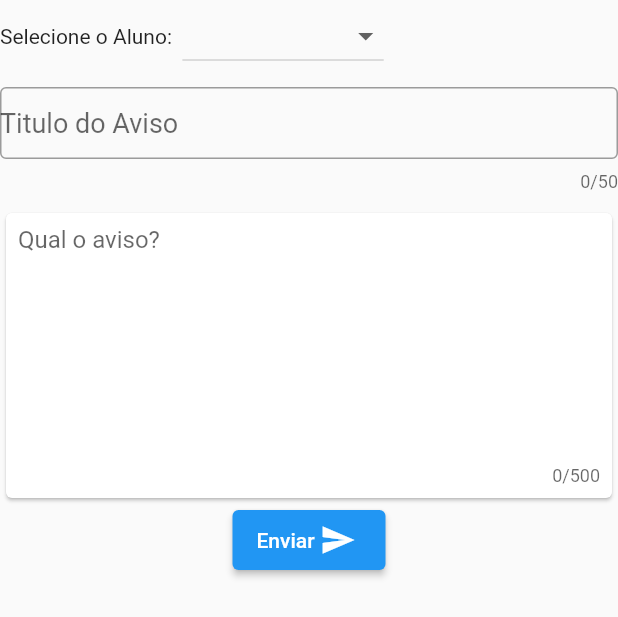
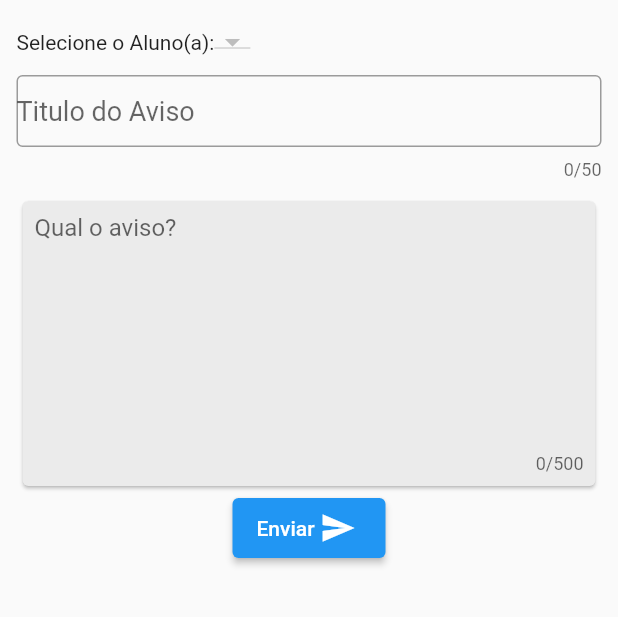
Before and after one commit to yurigauze/campus, a Flutter app: the DispararAlunosProf widget shown alone on an empty page, opened directly, on a phone screen of 412 x 824 dp. Shown: the top 617 px of the screen. Run offline on Flutter 3.47's test engine with Material 2 defaults, Android fonts, the phone set to English and light mode, and no system bars; our stand-ins replace sqflite; accounts and stored records are empty.

Commit message:
Realização do CRUD com associação de Turma, Aluno

```diff
--- /dev/null
+++ b/campus/lib/controles/dto/aluno.dart
@@ -0,0 +1,26 @@
+import 'package:campus/controles/dto/turma.dart';
+
+class Aluno {
+  final dynamic id;
+  final String nome;
+  final String cpf;
+  final String email;
+  final String password;
+  final String telefone;
+  final Turma turma;
+
+  Aluno({this.id, required this.nome, required this.cpf, required this.email, required this.password, required this.telefone, required this.turma});
+
+  @override
+  String toString() {
+    return '''
+      $id
+      $nome
+      $cpf
+      $email
+      $password
+      $telefone
+      $turma
+    ''';
+  }
+}
--- a/campus/lib/controles/dto/aviso.dart
+++ b/campus/lib/controles/dto/aviso.dart
@@ -1,10 +1,17 @@
+import 'package:campus/controles/dto/aluno.dart';
+import 'package:campus/controles/dto/turma.dart';
+import 'package:campus/controles/dto/turno.dart';
+
 class Aviso {
   final dynamic id;
   final String titulo;
   final String corpo;
-  final String? adicional;
+  final Turno? turno;
+  final Aluno? aluno;
+  final Turma? turma;
 
-  Aviso({this.id, required this.titulo, required this.corpo, this.adicional});
+
+  Aviso({this.id, required this.titulo, required this.corpo, this.turno, this.aluno, this.turma});
 
   @override
   String toString() {
@@ -12,7 +19,9 @@ class Aviso {
       $id
       $titulo
       $corpo
-      $adicional
+      $turno
+      $aluno
+      $turma
     ''';
   }
 }
--- a/campus/lib/controles/sqlite/dao/aviso_dao_sqlite.dart
+++ b/campus/lib/controles/sqlite/dao/aviso_dao_sqlite.dart
@@ -9,7 +9,9 @@ class AvisoDAOSQLite implements AvisoDao {
         id: resultado['id'],
         titulo: resultado['titulo'],
         corpo: resultado['corpo'],
-        adicional: resultado['resultado']);
+        turma: resultado['turma'],
+        turno: resultado['turno'],
+        aluno: resultado['aluno']);
   }
 
   @override
--- a/campus/lib/professor/adicionarTurma.dart
+++ b/campus/lib/professor/adicionarTurma.dart
@@ -56,7 +56,7 @@ class _AdicionarTurmaState extends State<AdicionarTurma> {
       ),
       body: Center(
         child: Container(
-          width: 400,
+          width: 390,
           margin: EdgeInsets.only(top: 16),
           child: Column(
             children: [
--- a/campus/lib/professor/disparos/dispararAlunos.dart
+++ b/campus/lib/professor/disparos/dispararAlunos.dart
@@ -1,5 +1,8 @@
+import 'package:campus/controles/dto/aluno.dart';
 import 'package:campus/controles/dto/aviso.dart';
+import 'package:campus/controles/interface/aluno_dao_interface.dart';
 import 'package:campus/controles/interface/aviso_dao_interface.dart';
+import 'package:campus/controles/sqlite/dao/aluno_dao_sqlite.dart';
 import 'package:campus/controles/sqlite/dao/aviso_dao_sqlite.dart';
 import 'package:flutter/material.dart';
 
@@ -7,14 +10,14 @@ class DispararAlunosProfessor extends StatelessWidget {
   @override
   Widget build(BuildContext context) {
     return MaterialApp(
-      title: 'Disparar para Turma',
+      title: 'Disparar para Alunos',
       home: Scaffold(
         appBar: AppBar(
           leading: IconButton(
             icon: Icon(Icons.arrow_back),
             onPressed: () => Navigator.of(context).pop(),
           ),
-          title: Text('Disparar para Turma'),
+          title: Text('Disparar para Alunos'),
         ),
         body: DispararAlunosProf(),
       ),
@@ -28,8 +31,29 @@ class DispararAlunosProf extends StatefulWidget {
 }
 
 class _DispararTurmaProfessorState extends State<DispararAlunosProf> {
+  final formkey = GlobalKey<FormState>();
   TextEditingController _Titulo = TextEditingController();
   TextEditingController _Texto = TextEditingController();
+  AvisoDao dao = AvisoDAOSQLite();
+  String? _selectedItem;
+  Aluno? alunoSelecionado;
+  dynamic id;
+  List<Aluno> alunos = [];
+
+  @override
+  void initState(){
+    super.initState();
+    alunoSelecionado = alunos.isNotEmpty ? alunos[0] : null;
+    buscarAlunos();
+  }
+
+  Future<void> buscarAlunos() async{
+    AlunoDao alunoDAO = AlunoDAOSQLite();
+    List<Aluno> listaAlunos = await alunoDAO.consultarTodos();
+    setState(() {
+      alunos = listaAlunos;
+    });
+  }
 
   @override
   void dispose() {
@@ -38,44 +62,34 @@ class _DispararTurmaProfessorState extends State<DispararAlunosProf> {
     super.dispose();
   }
 
-  String? _selectedItem;
-  dynamic id;
+
+
 
   @override
   Widget build(BuildContext context) {
-    return Column(
-      children: [
-        Row(
-          children: [
-            Text('Selecione o Aluno:  '),
-            DropdownButton<String>(
-              value: _selectedItem,
-              items: [
-                DropdownMenuItem(
-                  child: Text("Yuri Gauze"),
-                  value: "Yuri Gauze",
-                ),
-                DropdownMenuItem(
-                  child: Text("Pedro Henrique"),
-                  value: "Pedro Henrique",
-                ),
-                DropdownMenuItem(
-                  child: Text("Matheus"),
-                  value: "Matheus",
-                ),
-                DropdownMenuItem(
-                  child: Text("Paulo"),
-                  value: "Paulo",
-                ),
-              ],
-              onChanged: (value) {
+    return Center(
+      child: Container(
+        width: 390,
+        margin: EdgeInsets.only(top: 16),
+        child: Column(children: [
+          Row(children: [
+            Text('Selecione o Aluno(a):'),
+            DropdownButton<Aluno>(
+              value: alunoSelecionado,
+              onChanged: (Aluno? novoAluno) {
                 setState(() {
-                  _selectedItem = value;
+                  alunoSelecionado = novoAluno;
+                  _selectedItem = novoAluno?.nome;
                 });
               },
+              items: alunos.map((Aluno aluno) {
+                return DropdownMenuItem<Aluno>(
+                  value: aluno,
+                  child: Text(aluno.nome),
+                );
+              }).toList(),
             ),
-          ],
-        ),
+          ]),
           SizedBox(
             width: 50,
             height: 10, // Espaço desejado
@@ -95,13 +109,15 @@ class _DispararTurmaProfessorState extends State<DispararAlunosProf> {
             height: 10, // Espaço desejado
           ),
           Card(
+              color: const Color.fromARGB(255, 235, 235, 235),
               child: Padding(
                 padding: EdgeInsets.all(8.0),
                 child: TextField(
                   controller: _Texto,
                   maxLines: 8, //or null
                   maxLength: 500,
-            decoration: InputDecoration.collapsed(hintText: "Qual o aviso?"),
+                  decoration:
+                      InputDecoration.collapsed(hintText: "Qual o aviso?"),
                 ),
               )),
           ElevatedButton(
@@ -109,12 +125,12 @@ class _DispararTurmaProfessorState extends State<DispararAlunosProf> {
               var titulo = _Titulo.text;
               var texto = _Texto.text;
 
-            if (_selectedItem == null || _selectedItem?.isEmpty == true) {
+              if (alunoSelecionado == null || titulo == null || texto == null) {
                 showDialog(
                   context: context,
                   builder: (context) => AlertDialog(
                     title: Text("Erro"),
-                  content: Text("Selecione um aluno."),
+                    content: Text("Campos em branco."),
                     actions: [
                       TextButton(
                         onPressed: () => Navigator.pop(context),
@@ -131,8 +147,7 @@ class _DispararTurmaProfessorState extends State<DispararAlunosProf> {
                 showDialog(
                   context: context,
                   builder: (context) => AlertDialog(
-                  title: Text("Enviar para o(a) Aluno(a) $_selectedItem"),
-                  content: Text("Titulo: $titulo \nTexto: $texto"),
+                    content: Text("Enviado para a aluno(a): $_selectedItem"),
                     actions: [
                       TextButton(
                         onPressed: () => Navigator.pop(context),
@@ -155,7 +170,8 @@ class _DispararTurmaProfessorState extends State<DispararAlunosProf> {
               ),
             ),
           ),
-      ],
+        ]),
+      ),
     );
   }
 
--- a/campus/lib/professor/disparos/disparosTodos.dart
+++ b/campus/lib/professor/disparos/disparosTodos.dart
@@ -25,7 +25,7 @@ class DispararTodosProfessor extends StatelessWidget {
       ),
       body: Center(
         child: Container(
-          width: 400,
+          width: 390,
           margin: EdgeInsets.only(top: 16),
           child: Column(
             children: [
```
Also changed, not shown: campus/lib/controles/interface/aluno_dao_interface.dart (added, +8 -0 lines), campus/lib/controles/sqlite/dao/aluno_dao_sqlite.dart (added, +74 -0 lines), campus/lib/controles/sqlite/scriptbd.dart (+14 -0 lines), campus/lib/professor/disparos/dispararTurma.dart (+55 -37 lines), campus/lib/professor/disparos/dispararTurnos.dart (+54 -34 lines). Lines whose indentation alone changed are shown as unchanged.
